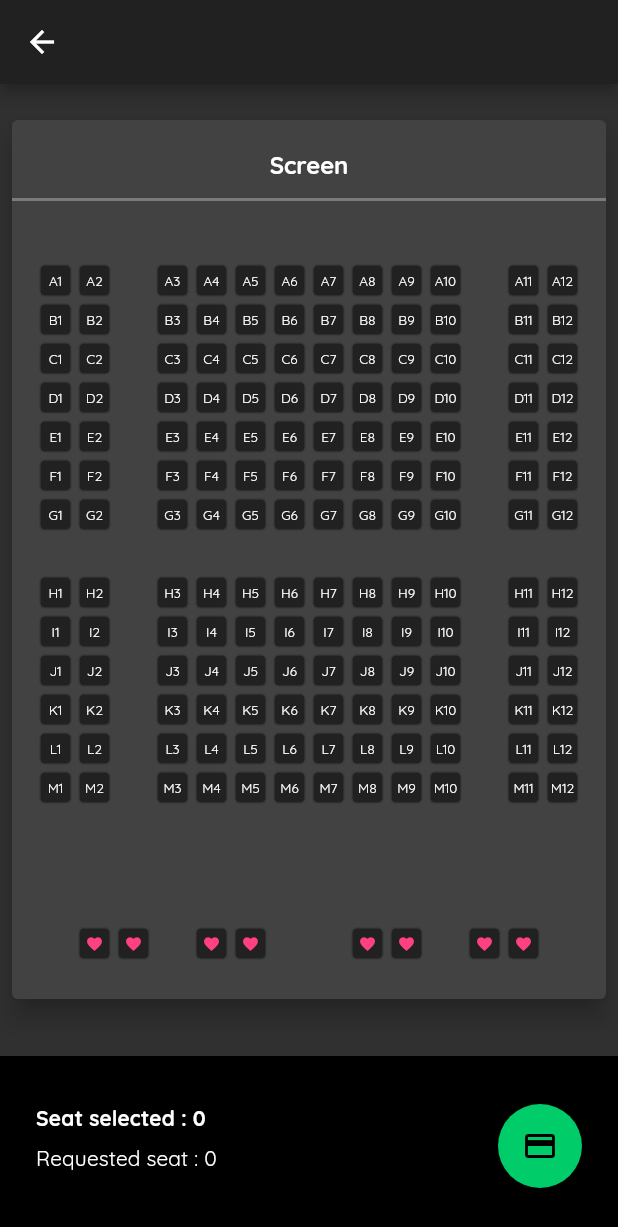
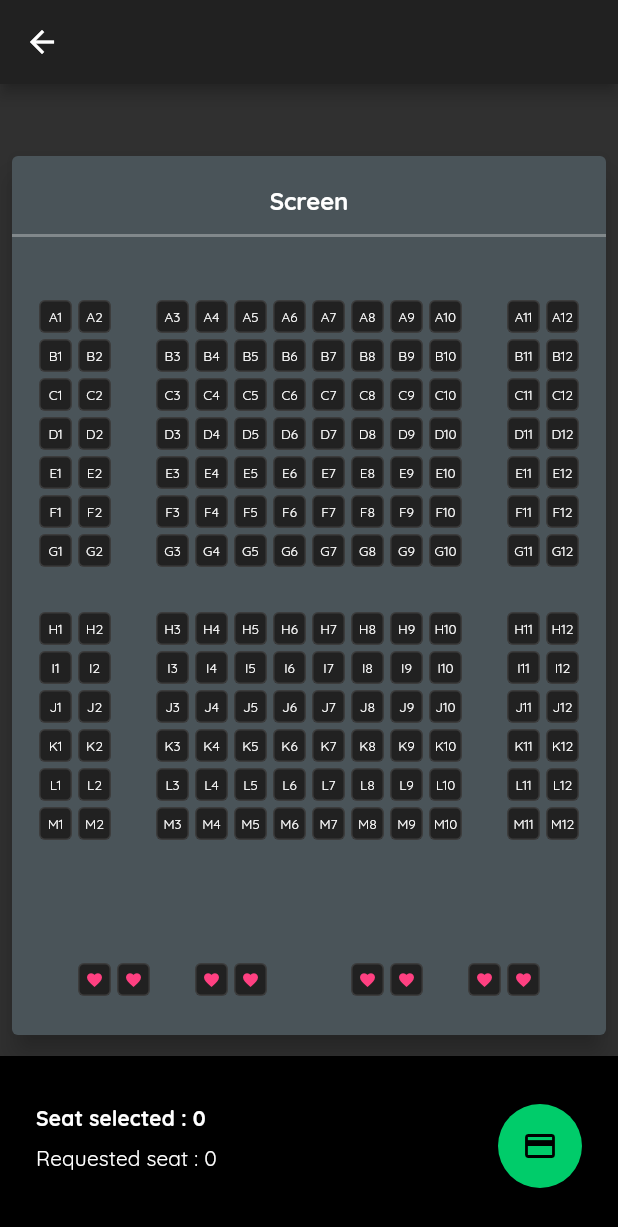
Before and after one commit to shiburagi/payment_flow_challenge, a Flutter app: the SeatSelection screen opened directly with empty values, on a phone screen of 412 x 824 dp. Shown: the top 1227 px of the screen. Run offline on Flutter 3.47's test engine with Material 2 defaults, Android fonts, the phone set to English and light mode, and no system bars; our stand-ins replace flutter_swiper, qr_flutter; missing offline and left inert: drawerbehavior, sweetalert.

Commit message:
Update seat selection UI

```diff
--- a/lib/pages/seat_selection.dart
+++ b/lib/pages/seat_selection.dart
@@ -124,10 +124,11 @@ class _SeatSelectionState extends State<SeatSelection> {
                           child: SingleChildScrollView(
                             child: LayoutBuilder(
                               builder: (context, constraints) => Card(
-                                    color: Colors.grey.shade800,
+                                    color: Color.fromRGBO(74,84,89, 1),
+//                                    color:Colors.grey.shade800,
                                     elevation: 7,
                                     margin: EdgeInsets.only(
-                                        left: 16, right: 16, top: 24),
+                                        left: 16, right: 16, top: 48),
                                     child: Column(
                                       children: <Widget>[
                                         Container(
```
